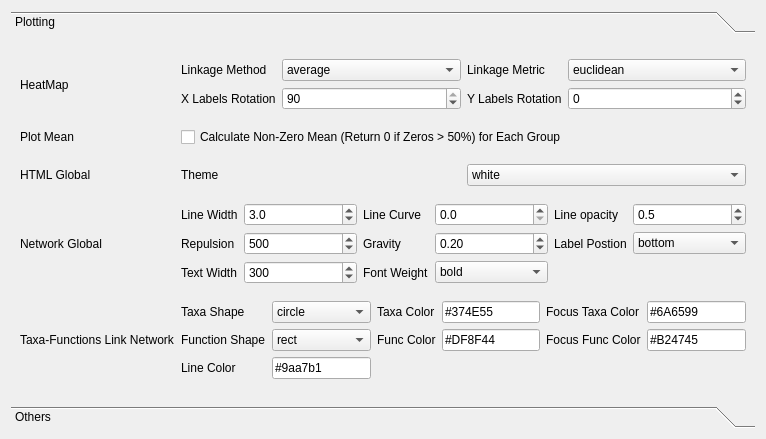
Qt form metax/gui/metax_gui/setting_window.ui (byemaxx/MetaX) before a commit.
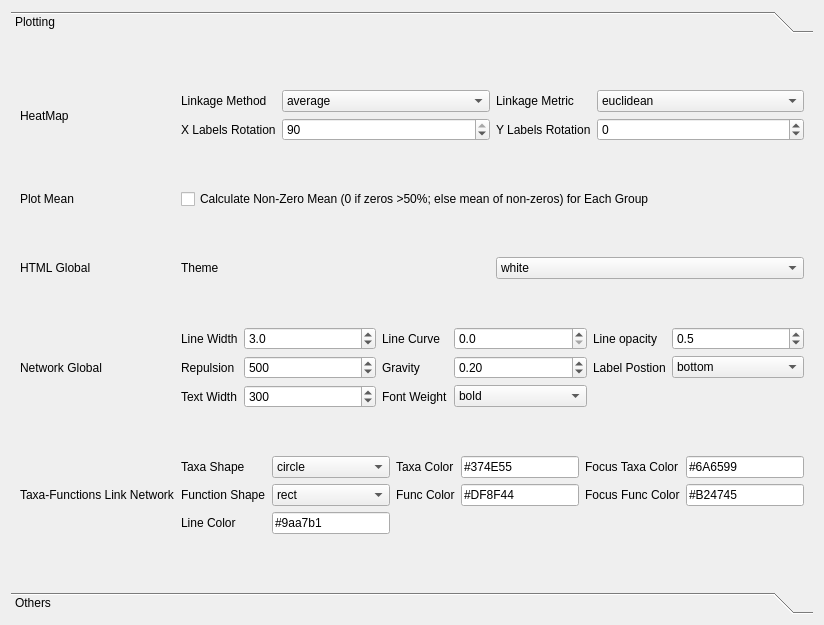
The same form after that commit.

Commit message:
Update MetaX Cookbook and UI settings; enhance documentation build process
- Improved MetaX_Cookbook.md formatting and clarity, including code block adjustments and image alignment.
- Modified setting_window.ui and ui_setting_window.py to increase window dimensions and update checkbox text for clarity.
- Bumped version number to 1.127.4 in version.py.
- Added requirements.txt for documentation dependencies (markdown and jinja2).
- Introduced build_docs.py script to convert Markdown documentation to styled HTML, including a responsive table of contents and enhanced styling.

```diff
--- a/metax/gui/metax_gui/setting_window.ui
+++ b/metax/gui/metax_gui/setting_window.ui
@@ -6,8 +6,8 @@
    <rect>
     <x>0</x>
     <y>0</y>
-    <width>766</width>
-    <height>439</height>
+    <width>824</width>
+    <height>625</height>
    </rect>
   </property>
   <property name="windowTitle">
@@ -24,8 +24,8 @@
        <rect>
         <x>0</x>
         <y>0</y>
-        <width>748</width>
-        <height>367</height>
+        <width>806</width>
+        <height>553</height>
        </rect>
       </property>
       <attribute name="label">
@@ -679,7 +679,7 @@
          <item row="0" column="0">
           <widget class="QCheckBox" name="checkBox_stat_mean_by_zero_dominant">
            <property name="text">
-            <string>Calculate Non-Zero Mean (Return 0 if Zeros &gt; 50%) for Each Group</string>
+            <string>Calculate Non-Zero Mean (0 if zeros &gt;50%; else mean of non-zeros) for Each Group</string>
            </property>
           </widget>
          </item>
```
Left out of the diff: 4 changed lines with no effect on the pictures. The commit also changes 6 other files.
